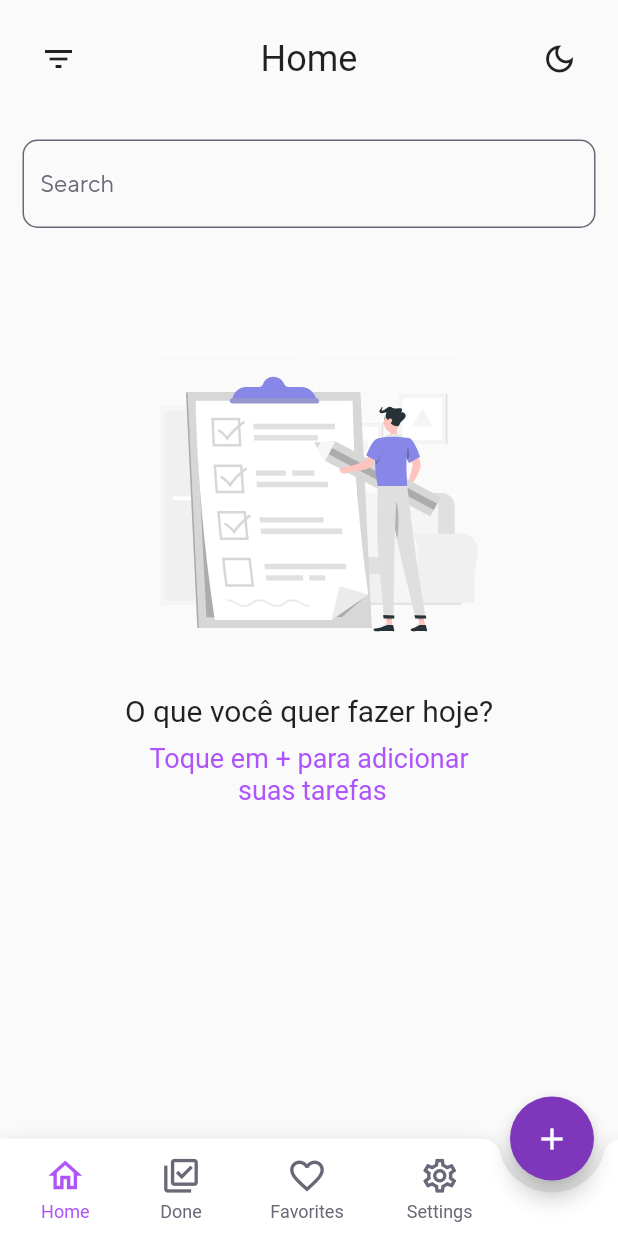
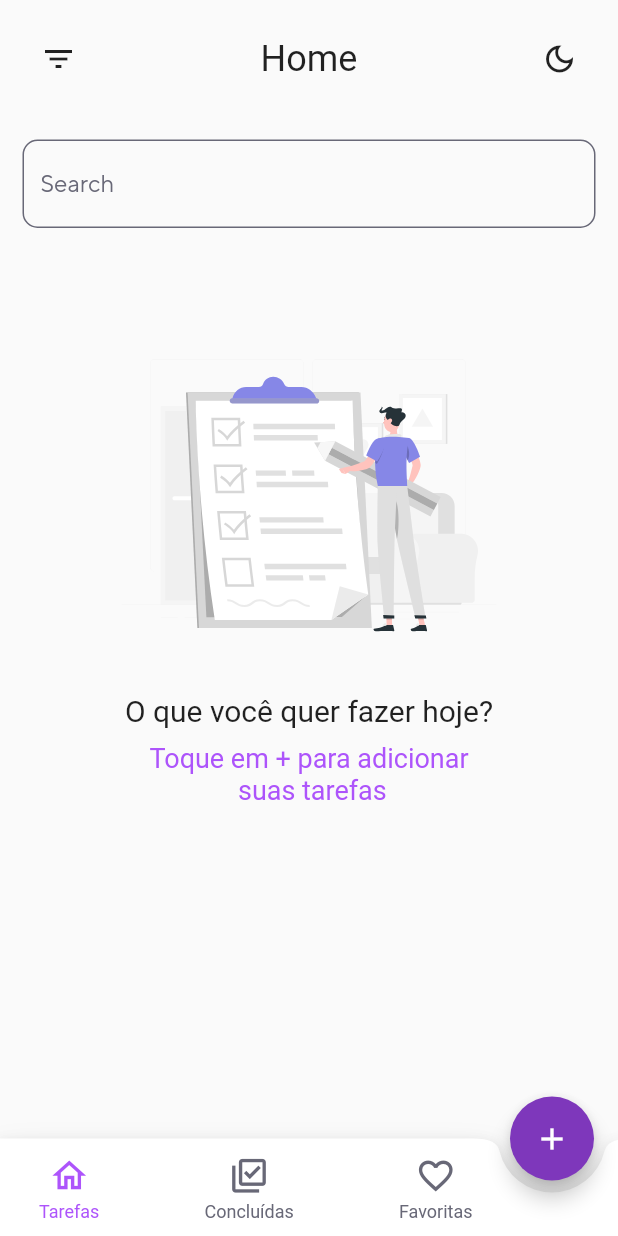
Before and after one commit to kaiolabs/todo_list, a Flutter app: the screen it shows after launch, item 2 of the bottom bar chosen, after a tap on the "home" icon, on a phone screen of 412 x 824 dp. Run offline on Flutter 3.47's test engine with Material 2 defaults, Android fonts, the phone set to English and light mode, and no system bars; our stand-ins replace flutter_markdown, flutter_modular, flutter_svg, sqflite; accounts and stored records are empty; Roboto replaces fonts that are missing (TTNorms_Light).

Commit message:
Refatorando o pattern_bottom_navigator

```diff
--- a/lib/src/modules/base/controllers/base_controller.dart
+++ b/lib/src/modules/base/controllers/base_controller.dart
@@ -10,6 +10,7 @@ class BaseController extends ChangeNotifier {
   ValueNotifier<List<Task>> tasksAll = ValueNotifier<List<Task>>([]);
   ValueNotifier<List<Task>> tasksDone = ValueNotifier<List<Task>>([]);
   ValueNotifier<List<Task>> tasksFavorite = ValueNotifier<List<Task>>([]);
+
   TextEditingController controllerSearcHome = TextEditingController();
   TextEditingController controllerSearcDone = TextEditingController();
   TextEditingController controllerSearcFavorite = TextEditingController();
--- a/lib/src/modules/base/views/components/pattern_bottom_navigation_bar.dart
+++ b/lib/src/modules/base/views/components/pattern_bottom_navigation_bar.dart
@@ -35,40 +35,40 @@ class PatternBottomNavigationBar extends StatelessWidget {
                           children: [
                             IconBottomBar(
                               iconButton: Icons.home_outlined,
-                              lebel: 'Home',
+                              lebel: 'Tarefas',
                               isSelected: controller.selectedIndex.value == 0,
                               onTap: () {
                                 controller.selectedIndex.value = 0;
-                                controller.pageController.jumpToPage(0);
+                                controller.pageController.animateToPage(0, duration: const Duration(milliseconds: 300), curve: Curves.ease);
                               },
                             ),
                             IconBottomBar(
                               iconButton: Icons.library_add_check_outlined,
-                              lebel: 'Done',
+                              lebel: 'Concluídas',
                               isSelected: controller.selectedIndex.value == 1,
                               onTap: () {
                                 controller.selectedIndex.value = 1;
-                                controller.pageController.jumpToPage(1);
+                                controller.pageController.animateToPage(1, duration: const Duration(milliseconds: 300), curve: Curves.ease);
                               },
                             ),
                             IconBottomBar(
                               iconButton: Icons.favorite_border_outlined,
-                              lebel: 'Favorites',
+                              lebel: 'Favoritas',
                               isSelected: controller.selectedIndex.value == 2,
                               onTap: () {
                                 controller.selectedIndex.value = 2;
-                                controller.pageController.jumpToPage(2);
+                                controller.pageController.animateToPage(2, duration: const Duration(milliseconds: 300), curve: Curves.ease);
                               },
                             ),
-                            IconBottomBar(
-                              iconButton: Icons.settings_outlined,
-                              lebel: 'Settings',
-                              isSelected: controller.selectedIndex.value == 3,
-                              onTap: () {
-                                controller.selectedIndex.value = 3;
-                                controller.pageController.jumpToPage(3);
-                              },
-                            ),
+                            // IconBottomBar(
+                            //   iconButton: Icons.settings_outlined,
+                            //   lebel: 'Settings',
+                            //   isSelected: controller.selectedIndex.value == 3,
+                            //   onTap: () {
+                            //     controller.selectedIndex.value = 3;
+                            //     controller.pageController.animateToPage(3, duration: const Duration(milliseconds: 300), curve: Curves.ease);
+                            //   },
+                            // ),
                           ],
                         ),
                       );
```
